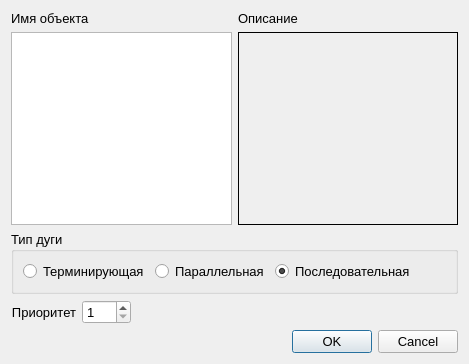
Old version of the form RC/src/editor/dialogs/arcpropertydialog.ui in the repository graf-abolmasov/PGraph.
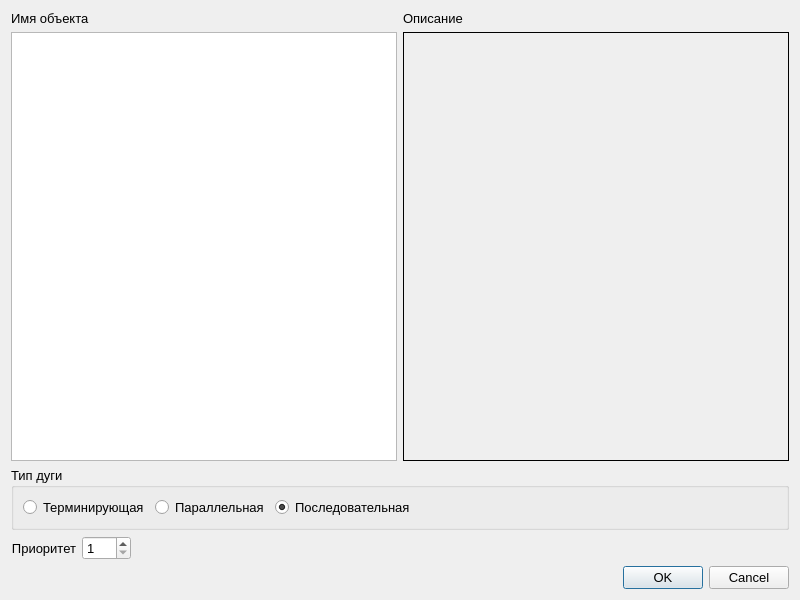
New version of the form. Icons and pictures are not drawn.

What changed in the file:
```diff
--- a/RC/src/editor/dialogs/arcpropertydialog.ui
+++ b/RC/src/editor/dialogs/arcpropertydialog.ui
@@ -9,8 +9,8 @@
    <rect>
     <x>0</x>
     <y>0</y>
-    <width>469</width>
-    <height>364</height>
+    <width>800</width>
+    <height>600</height>
    </rect>
   </property>
   <property name="minimumSize">
@@ -28,6 +28,7 @@
   <property name="font">
    <font>
     <pointsize>10</pointsize>
+    <kerning>true</kerning>
    </font>
   </property>
   <property name="windowTitle">
```
